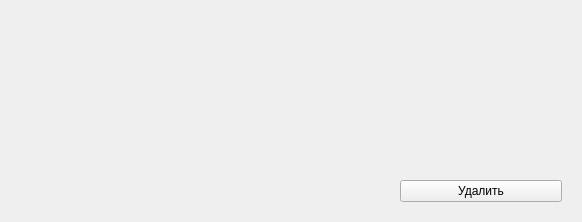
This is ui/product_item.ui in Oxxy63m/demka as Qt 5 draws it before an edit. The edited form follows.
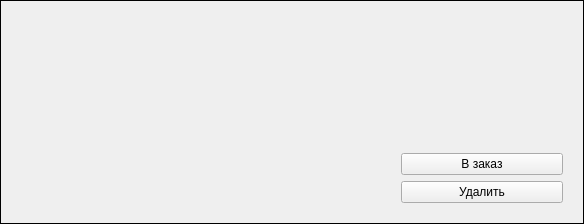
This is the edited form.

```diff
--- a/ui/product_item.ui
+++ b/ui/product_item.ui
@@ -3,7 +3,8 @@
  <class>ProductCard</class>
  <widget class="QFrame" name="ProductCard">
   <property name="minimumSize"><size><width>400</width><height>200</height></size></property>
-  <property name="frameShape"><enum>QFrame::NoFrame</enum></property>
+  <property name="frameShape"><enum>QFrame::Box</enum></property>
+  <property name="lineWidth"><number>1</number></property>
   <layout class="QHBoxLayout" name="main_layout">
    <item><widget class="QLabel" name="photo_label"><property name="minimumSize"><size><width>300</width><height>200</height></size></property><property name="alignment"><set>Qt::AlignCenter</set></property></widget></item>
    <item>
@@ -13,6 +14,11 @@
      <property name="horizontalScrollBarPolicy"><enum>Qt::ScrollBarAlwaysOff</enum></property>
      <widget class="QWidget" name="center_widget">
       <layout class="QVBoxLayout" name="center_layout">
+       <property name="spacing"><number>0</number></property>
+       <property name="leftMargin"><number>4</number></property>
+       <property name="topMargin"><number>2</number></property>
+       <property name="rightMargin"><number>4</number></property>
+       <property name="bottomMargin"><number>2</number></property>
        <item><widget class="QLabel" name="lbl_header"><property name="wordWrap"><bool>true</bool></property></widget></item>
        <item><widget class="QLabel" name="lbl_desc_title"><property name="wordWrap"><bool>true</bool></property></widget></item>
        <item><widget class="QLabel" name="lbl_desc"><property name="wordWrap"><bool>true</bool></property></widget></item>
@@ -30,6 +36,7 @@
      <property name="minimumSize"><size><width>180</width><height>0</height></size></property>
      <layout class="QVBoxLayout" name="vl_actions">
       <item><widget class="QLabel" name="discount_label"><property name="minimumSize"><size><width>160</width><height>50</height></size></property><property name="alignment"><set>Qt::AlignCenter</set></property><property name="wordWrap"><bool>true</bool></property></widget></item>
+      <item><widget class="QPushButton" name="btn_order"><property name="text"><string>В заказ</string></property></widget></item>
       <item><widget class="QPushButton" name="btn_delete"><property name="text"><string>Удалить</string></property></widget></item>
      </layout>
     </widget>
```
